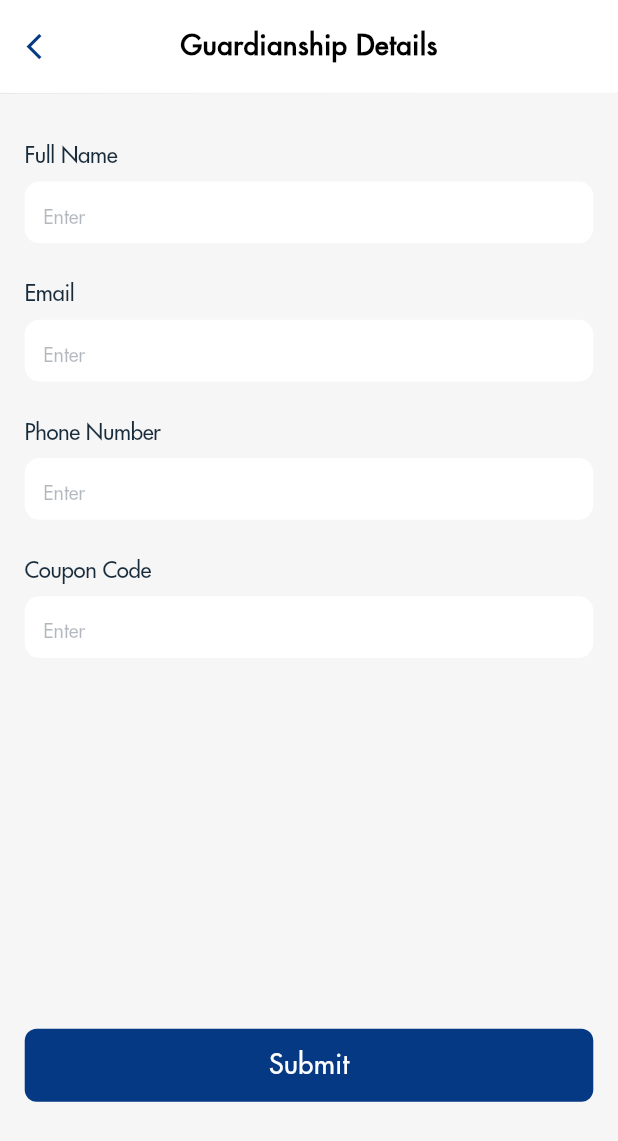
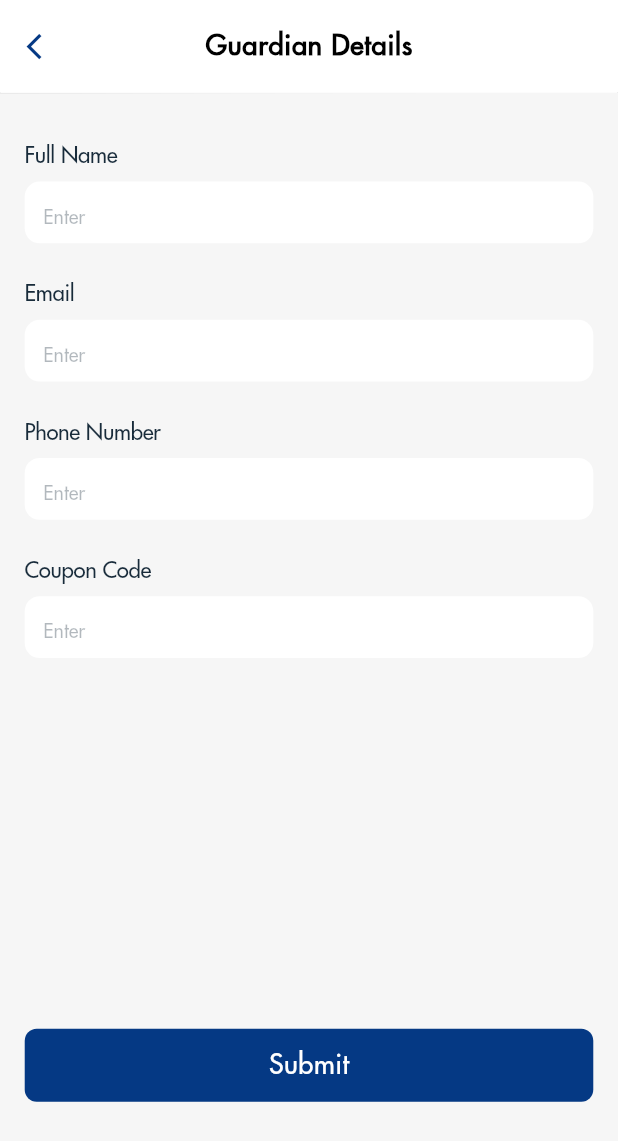
Before and after one commit to seyifunmi92/GUO-Mobile-Application, a Flutter app: the Guardian screen opened directly, on a phone screen of 412 x 824 dp. Shown: the top 1141 px of the screen. Run offline on Flutter 3.47's test engine with Material 2 defaults, Android fonts, the phone set to English and light mode, and no system bars; our stand-ins replace carousel_slider, dotted_border, dotted_line, geolocator, google_fonts, image_picker and 5 more; missing offline and left inert: flutter_paystack, flutter_phone_direct_caller, modal_progress_hud_alt; accounts and stored records are empty.

```diff
--- a/lib/screens/trips/guardian.dart
+++ b/lib/screens/trips/guardian.dart
@@ -62,7 +62,7 @@ class _GuardianState extends State<Guardian> {
     // closeAction(context);
     return Scaffold(
       backgroundColor: guocolor.offWhite,
-      appBar: guoAppBar(context, "Guardianship Details"),
+      appBar: guoAppBar(context, "Guardian Details"),
       body: Padding(
         padding: EdgeInsets.symmetric(horizontal: mqHeight(context, .02)),
         child: Column(
```
